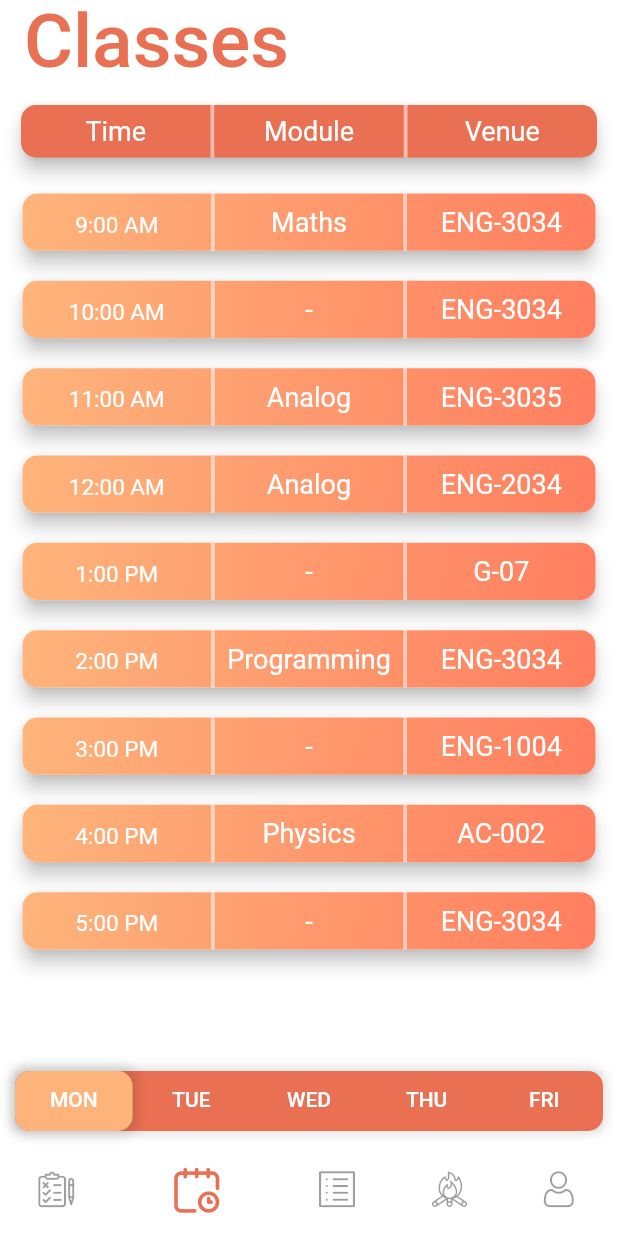
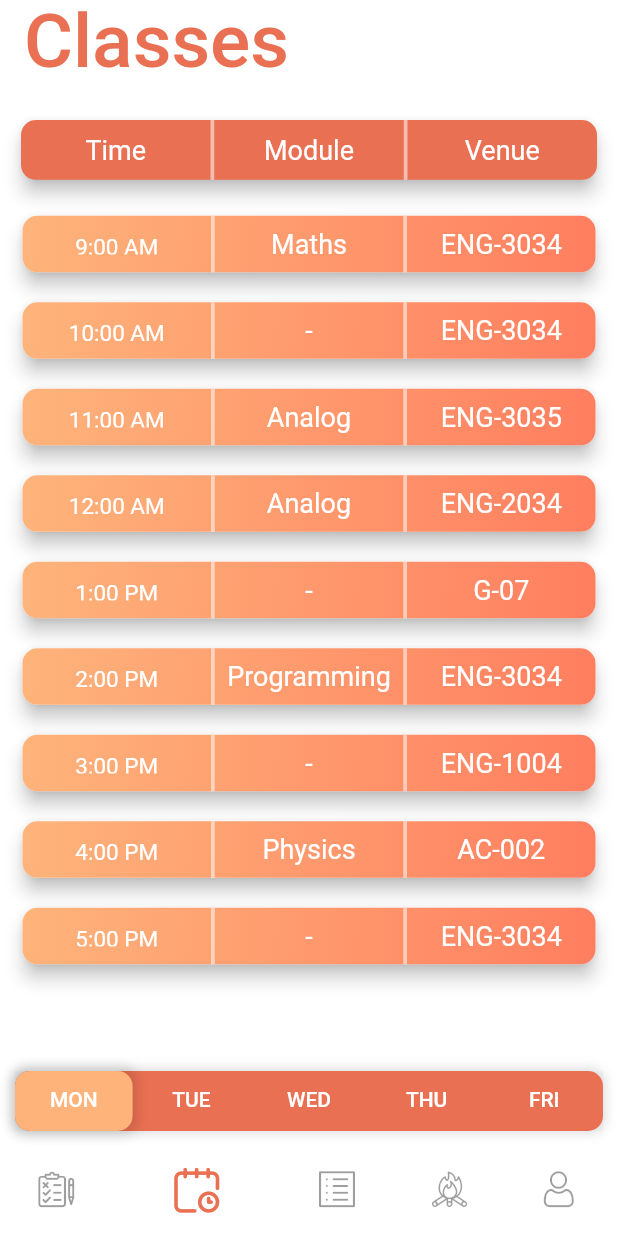
Before and after one commit to abishek-bupathi/college-companion, a Flutter app: the screen it shows after launch, swiped to page 2, on a phone screen of 412 x 824 dp. Run offline on Flutter 3.47's test engine with Material 2 defaults, Android fonts, the light colour scheme and no system bars; our stand-ins replace flutter_calendar_carousel, flutter_datetime_picker.

Commit message:
altered some sizes

```diff
--- a/lib/classes.dart
+++ b/lib/classes.dart
@@ -37,7 +37,7 @@ class _ClassesState extends State<Classes> {
               style: TextStyle(fontSize: 50, color: Color(orange_dark))),
         ),
         body: Container(
-          padding: EdgeInsets.fromLTRB(10, 0, 10, 10),
+          padding: EdgeInsets.fromLTRB(10, 10, 10, 10),
           child: DefaultTabController(
             length: 5,
             child: Scaffold(
@@ -54,7 +54,7 @@ class _ClassesState extends State<Classes> {
                         ),
                         elevation: 5,
                         child: Container(
-                          height: 35,
+                          height: (MediaQuery.of(context).size.height-425)/10,
                           child: Row(
                             mainAxisAlignment: MainAxisAlignment.spaceEvenly,
                             children: <Widget>[
@@ -201,7 +201,7 @@ class _timeTableState extends State<timeTable> {
 
   @override
   Widget build(BuildContext context) {
-    double height = MediaQuery.of(context).size.height - 300;
+    double height = MediaQuery.of(context).size.height - 305;
     if (widget.day.compareTo("tue") == 0)
     {
       modules = widget.modules_tue;
```
